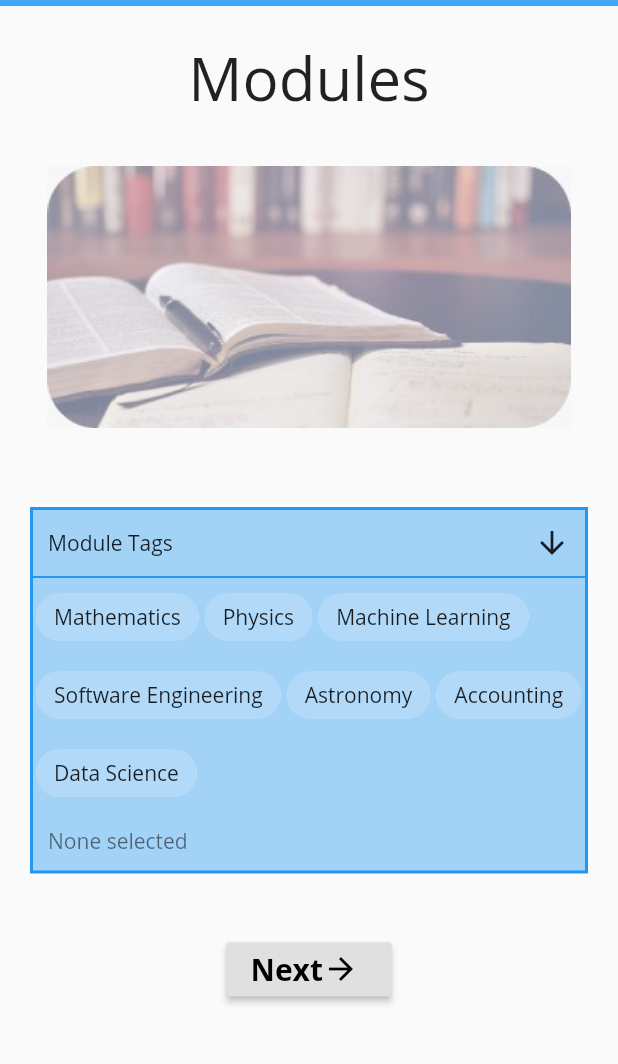
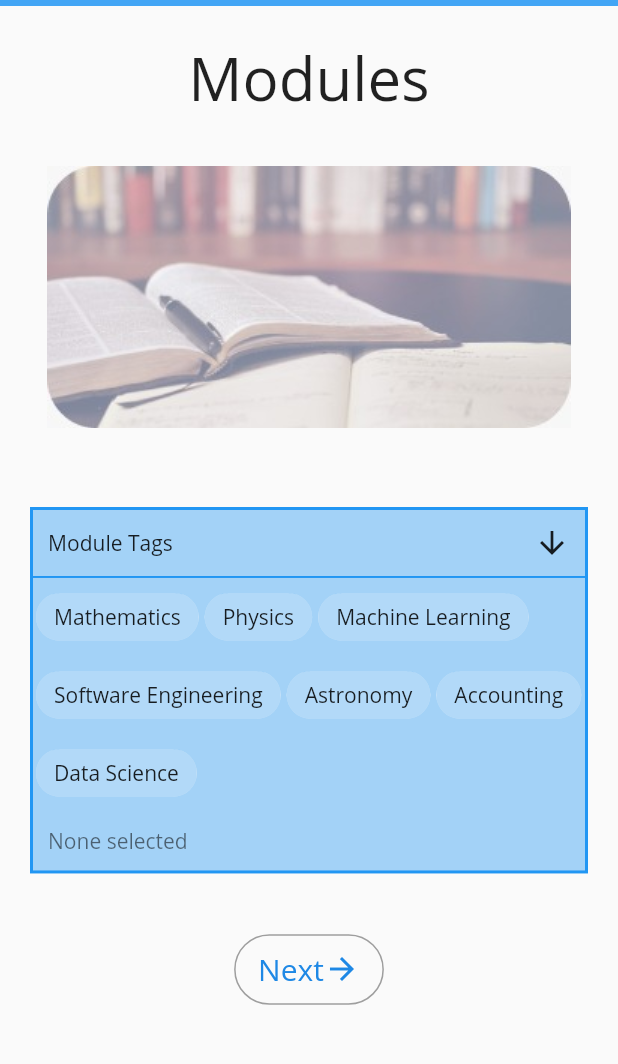
Before and after one commit to guptajay/NTUCollab, a Flutter app: the screen it shows after launch, after a tap on "Login", on a phone screen of 412 x 824 dp, the part 84-1148 px from its top. Run offline on Flutter 3.47's test engine with Material 2 defaults, Android fonts, the phone set to English and light mode, and no system bars; drawn by our look-alikes of multi_select_flutter; our stand-ins replace cloud_firestore, firebase_auth, firebase_core, flutter_swiper, google_sign_in, rating_dialog; accounts and stored records are empty.

Commit message:
Fixed Bugs (#16)

```diff
--- a/lib/screens/login_page.dart
+++ b/lib/screens/login_page.dart
@@ -156,7 +156,7 @@ class _LoginPageState extends State<LoginPage> {
                     height: 10,
                   ),
                   SizedBox(
-                    height: 10 * _scale,
+                    height: 100 * _scale,
                   ),
                   Text("Eagles Inc.",
                       style: TextStyle(
@@ -189,7 +189,7 @@ class _LoginPageState extends State<LoginPage> {
             Navigator.of(context).push(
               MaterialPageRoute(
                 builder: (context) {
-                  return Home();
+                  return ModuleTagsPage();
                 },
               ),
             );
--- a/lib/screens/module_tags.dart
+++ b/lib/screens/module_tags.dart
@@ -19,6 +19,7 @@ class _ModuleTagsPageState extends State<ModuleTagsPage> {
     Tags(id: 6, name: "Accounting"),
     Tags(id: 7, name: "Data Science"),
   ];
+
   final _items = _modules
       .map((module) => MultiSelectItem<Tags>(module, module.name))
       .toList();
@@ -94,27 +95,35 @@ class _ModuleTagsPageState extends State<ModuleTagsPage> {
                   ),
                 ),
                 SizedBox(height: 40),
-                Container(
-                  width: 110,
-                  child: RaisedButton(
+                OutlineButton(
+                  splashColor: Colors.grey,
                   onPressed: () {
                     Navigator.push(
                       context,
                       MaterialPageRoute(builder: (context) => ClubTags()),
                     );
                   },
+                  shape: RoundedRectangleBorder(borderRadius: BorderRadius.circular(40)),
+                  highlightElevation: 0,
+                  borderSide: BorderSide(color: Colors.grey),
+                  child: Padding(
+                    padding: const EdgeInsets.fromLTRB(0, 10, 0, 10),
                     child: Row(
+                      mainAxisSize: MainAxisSize.min,
+                      mainAxisAlignment: MainAxisAlignment.center,
                       children: <Widget>[
-                          Text('Next',
+                        Text(
+                          'Next',
                           style: TextStyle(
                             fontSize: 20,
-                                fontWeight: FontWeight.w700,
-                                color: Colors.black,
-                              )),
-                          Icon(Icons.arrow_forward, color: Colors.black)
+                            color: Colors.blue[600],
+                          ),
+                        ),
+                        Icon(Icons.arrow_forward, color: Colors.blue[600])
                       ],
-                      )),
-                )
+                    ),
+                  ),
+                ),
               ],
             ),
           ),
--- a/lib/screens/register.dart
+++ b/lib/screens/register.dart
@@ -68,7 +68,11 @@ class _RegisterPageState extends State<RegisterPage> {
                     height: 60 * _scale,
                   ),
                   RoundedInputField(
-                    hintText: "Your Email",
+                    hintText: "Full Name",
+                    onChanged: (value) {},
+                  ),
+                  RoundedInputField(
+                    hintText: "Email",
                     onChanged: (value) {},
                   ),
                   RoundedPasswordField(
--- a/lib/widgets/group_card.dart
+++ b/lib/widgets/group_card.dart
@@ -19,7 +19,7 @@ class GroupCard {
                 children: <Widget>[
                   Text(name,
                       style:
-                          TextStyle(fontSize: 40, fontWeight: FontWeight.bold)),
+                          TextStyle(fontSize: 40, fontWeight: FontWeight.bold,)),
                   Padding(
                     padding: EdgeInsets.fromLTRB(5, 10, 5, 5),
                     child: RaisedButton(
--- a/lib/widgets/group_detail_card.dart
+++ b/lib/widgets/group_detail_card.dart
@@ -77,8 +77,6 @@ class GroupDetailsCard {
                 style: TextStyle(fontSize: 20, fontWeight: FontWeight.bold))
           ]),
           SizedBox(height: 10),
-          Row(
-            children: [
               Column(
                 children: [
                   Row(
@@ -126,8 +124,6 @@ class GroupDetailsCard {
                 ],
               ),
 
-            ],
-          ),
 
           SizedBox(height: 15),
           MultiSelectChipField(
```
Also changed, not shown: lib/screens/club_tags.dart (+19 -11 lines), lib/screens/groups.dart (+31 -1 lines), lib/screens/interest_group_tags.dart (+18 -28 lines). Lines whose indentation alone changed are shown as unchanged.
